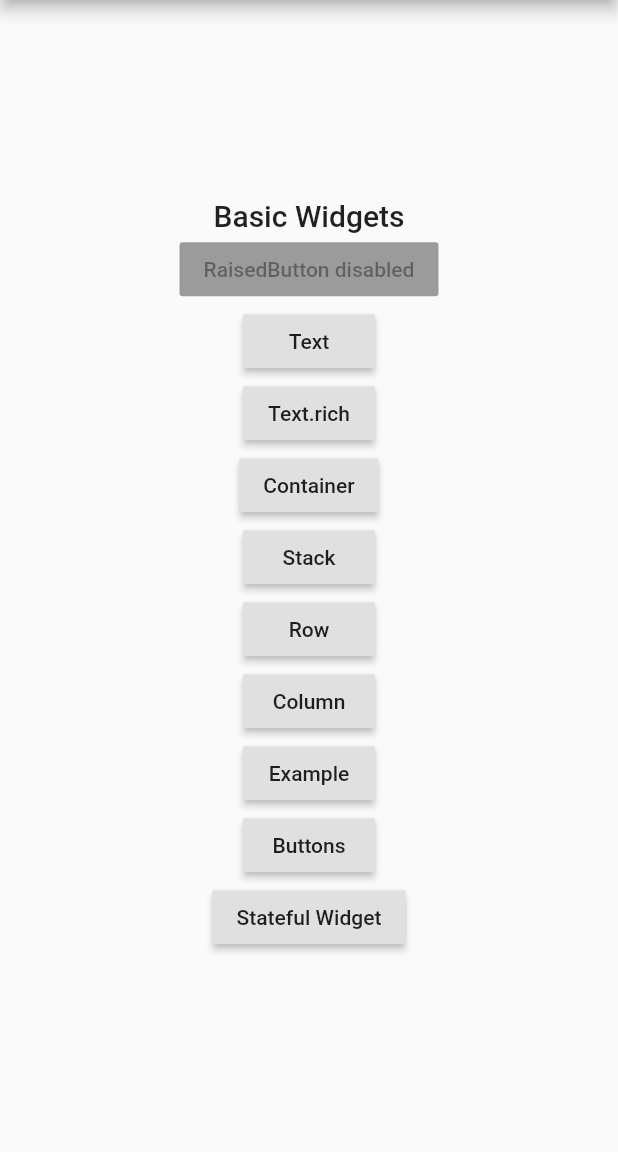
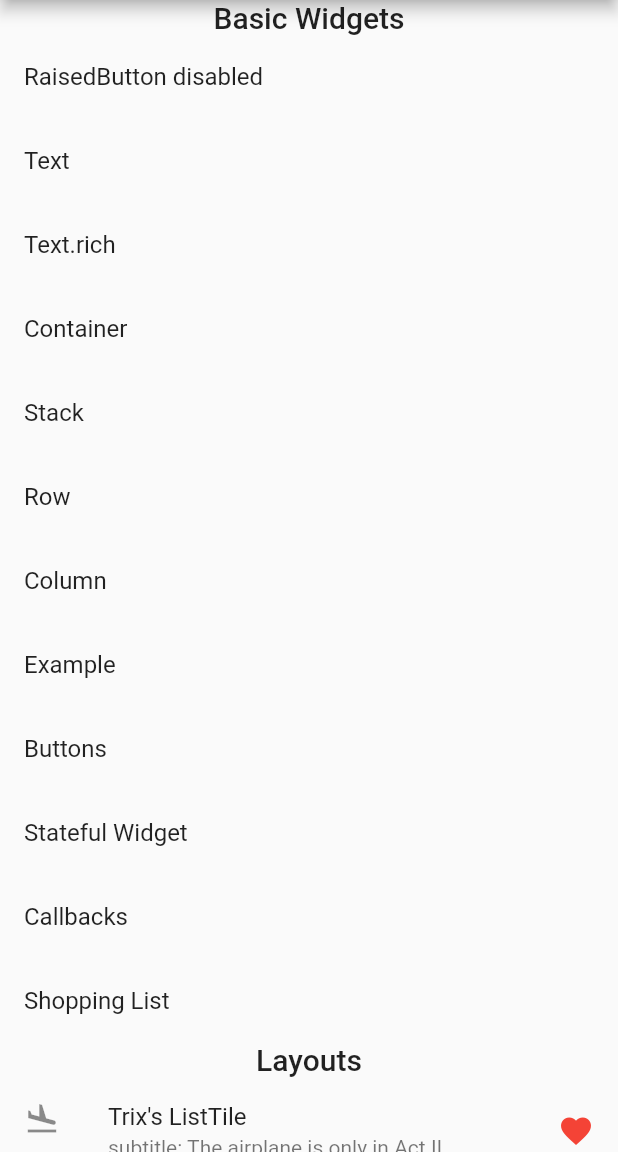
Before and after one commit to coloseis/flutter-laboratory, a Flutter app: the screen it shows after launch, on a phone screen of 412 x 824 dp, the part 84-1236 px from its top. Run offline on Flutter 3.47's test engine with Material 2 defaults, Android fonts, the phone set to English and light mode, and no system bars.

Commit message:
Layout tutorial.

```diff
--- a/lib/main.dart
+++ b/lib/main.dart
@@ -8,6 +8,9 @@ import 'widgets/column.dart';
 import 'widgets/basic_widgets.dart';
 import 'widgets/buttons.dart';
 import 'widgets/stateful_widget_empty.dart';
+import 'widgets/callbacks.dart';
+import 'widgets/shoppingList.dart';
+import 'layouts/layout_tutorial.dart';
 
 void main() => runApp(MyApp());
 
@@ -34,6 +37,15 @@ class MyApp extends StatelessWidget {
         '/basicWidgets': (context) => MyScaffold(),
         '/buttons': (context) => ButtonsPage(),
         '/statefulWidgetEmpty': (context) => Counter(),
+        '/callbacks': (context) => Callbacks(),
+        '/shoppingList': (context) => ShoppingList(
+              products: <Product>[
+                Product(name: 'Eggs'),
+                Product(name: 'Flour'),
+                Product(name: 'Chocolate chips'),
+              ],
+            ),
+        '/layoutTutorial': (context) => LayoutTutorialPage(),
       },
     );
   }
@@ -46,75 +58,108 @@ class MyHomePage extends StatelessWidget {
       appBar: AppBar(
         title: Text('Welcome to Flutter laboratory!'),
       ),
-      body: Center(
-        child: Column(
-          mainAxisAlignment: MainAxisAlignment.center,
+      body: ListView(
         children: <Widget>[
           Text(
             'Basic Widgets',
             style: Theme.of(context).textTheme.title,
+            textAlign: TextAlign.center,
           ),
-            RaisedButton(
-              child: Text('RaisedButton disabled'),
-              onPressed: null,
+          ListTile(
+            title: Text('RaisedButton disabled'),
+            onTap: null,
           ),
-            RaisedButton(
-              child: Text('Text'),
-              onPressed: () {
+          ListTile(
+            title: Text('Text'),
+            onTap: () {
               Navigator.pushNamed(context, '/text');
             },
           ),
-            RaisedButton(
-              child: Text('Text.rich'),
-              onPressed: () {
+          ListTile(
+            title: Text('Text.rich'),
+            onTap: () {
               Navigator.pushNamed(context, '/textRich');
             },
           ),
-            RaisedButton(
-              child: Text('Container'),
-              onPressed: () {
+          ListTile(
+            title: Text('Container'),
+            onTap: () {
               Navigator.pushNamed(context, '/container');
             },
           ),
-            RaisedButton(
-              child: Text('Stack'),
-              onPressed: () {
+          ListTile(
+            title: Text('Stack'),
+            onTap: () {
               Navigator.pushNamed(context, '/stack');
             },
           ),
-            RaisedButton(
-              child: Text('Row'),
-              onPressed: () {
+          ListTile(
+            title: Text('Row'),
+            onTap: () {
               Navigator.pushNamed(context, '/row');
             },
           ),
-            RaisedButton(
-              child: Text('Column'),
-              onPressed: () {
+          ListTile(
+            title: Text('Column'),
+            onTap: () {
               Navigator.pushNamed(context, '/column');
             },
           ),
-            RaisedButton(
-              child: Text('Example'),
-              onPressed: () {
+          ListTile(
+            title: Text('Example'),
+            onTap: () {
               Navigator.pushNamed(context, '/basicWidgets');
             },
           ),
-            RaisedButton(
-              child: Text('Buttons'),
-              onPressed: () {
+          ListTile(
+            title: Text('Buttons'),
+            onTap: () {
               Navigator.pushNamed(context, '/buttons');
             },
           ),
-            RaisedButton(
-              child: Text('Stateful Widget'),
-              onPressed: () {
+          ListTile(
+            title: Text('Stateful Widget'),
+            onTap: () {
               Navigator.pushNamed(context, '/statefulWidgetEmpty');
+            },
+          ),
+          ListTile(
+            title: Text('Callbacks'),
+            onTap: () {
+              Navigator.pushNamed(context, '/callbacks');
+            },
+          ),
+          ListTile(
+            title: Text('Shopping List'),
+            onTap: () {
+              Navigator.pushNamed(context, '/shoppingList');
+            },
+          ),
+          Text(
+            'Layouts',
+            style: Theme.of(context).textTheme.title,
+            textAlign: TextAlign.center,
+          ),
+          ListTile(
+              leading: const Icon(Icons.flight_land),
+              trailing: const Icon(
+                Icons.favorite,
+                color: Colors.red,
+              ),
+              title: const Text('Trix\'s ListTile'),
+              subtitle: 1 != 2
+                  ? const Text('subtitle: The airplane is only in Act II.')
+                  : null,
+              enabled: 2 == 2,
+              onTap: () {/* react to the tile being tapped */}),
+          ListTile(
+            title: Text('Layout Tutorial'),
+            onTap: () {
+              Navigator.pushNamed(context, '/layoutTutorial');
             },
           ),
         ],
       ),
-      ),
     );
   }
 }
--- a/pubspec.yaml
+++ b/pubspec.yaml
@@ -39,10 +39,12 @@ flutter:
   # included with your application, so that you can use the icons in
   # the material Icons class.
   uses-material-design: true
+  assets:
+    - images/
 
   # To add assets to your application, add an assets section, like this:
-  # assets:
-  #  - images/a_dot_burr.jpeg
+  #assets:
+  #  - images/
   #  - images/a_dot_ham.jpeg
 
   # An image asset can refer to one or more resolution-specific "variants", see
```
Also changed, not shown: lib/layouts/layout_tutorial.dart (added, +114 -0 lines), lib/widgets/callbacks.dart (added, +63 -0 lines), lib/widgets/shoppingList.dart (added, +112 -0 lines), images/lake.jpg (added). Lines whose indentation alone changed are shown as unchanged.
